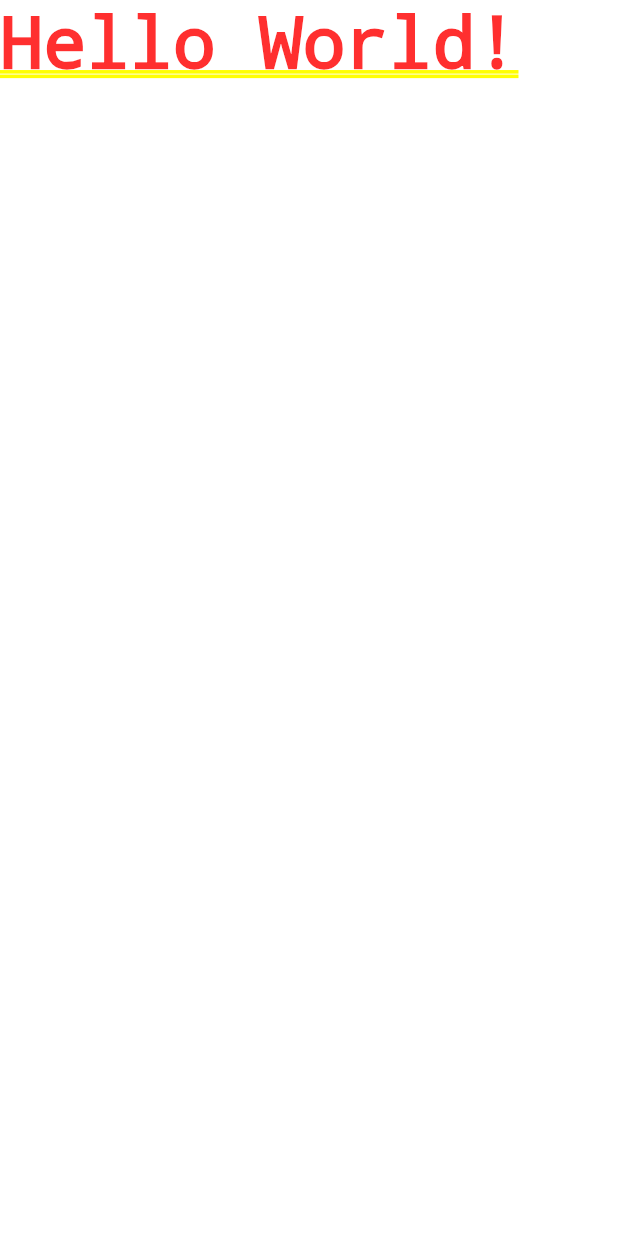
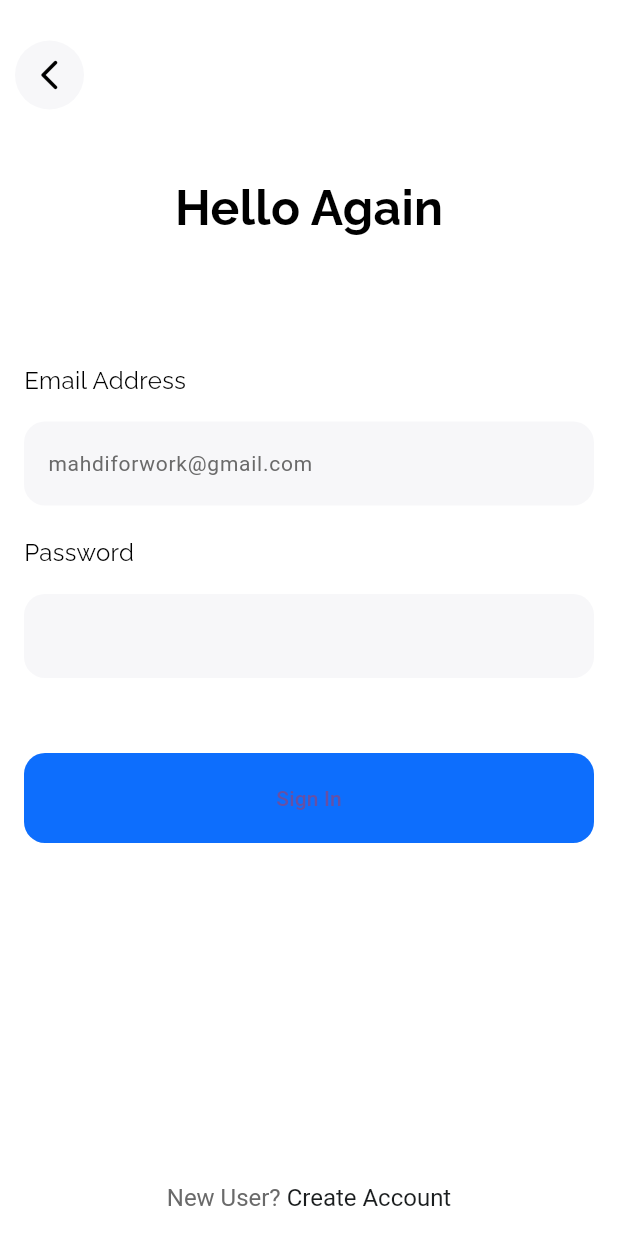
Before and after one commit to No-Country-simulation/h3-14-bookie, a Flutter app: the screen it shows after launch, on a phone screen of 412 x 824 dp. Run offline on Flutter 3.47's test engine with Material 3 defaults, Android fonts, the phone set to English and light mode, and no system bars; our stand-ins replace cloud_firestore, firebase_auth, firebase_core, fluttertoast, google_fonts; accounts and stored records are empty.

Commit message:
create structure folders and create screen login

```diff
--- /dev/null
+++ b/lib/domain/services/auth_service.dart
@@ -0,0 +1,72 @@
+import 'package:firebase_auth/firebase_auth.dart';
+import 'package:flutter/material.dart';
+import 'package:fluttertoast/fluttertoast.dart';
+import 'package:h3_14_bookie/presentation/screens/home/home.dart';
+import 'package:h3_14_bookie/presentation/screens/login/login.dart';
+
+class AuthService {
+  Future<void> signup(
+      {required String email,
+      required String password,
+      required BuildContext context}) async {
+    try {
+      await FirebaseAuth.instance
+          .createUserWithEmailAndPassword(email: email, password: password);
+
+      await Future.delayed(const Duration(seconds: 1));
+      Navigator.pushReplacement(context,
+          MaterialPageRoute(builder: (BuildContext context) => const Home()));
+    } on FirebaseAuthException catch (e) {
+      String message = '';
+      if (e.code == 'weak-password') {
+        message = 'The password provided is too weak.';
+      } else if (e.code == 'email-already-in-use') {
+        message = 'An account already exists with that email.';
+      }
+      Fluttertoast.showToast(
+        msg: message,
+        toastLength: Toast.LENGTH_LONG,
+        gravity: ToastGravity.SNACKBAR,
+        backgroundColor: Colors.black54,
+        textColor: Colors.white,
+        fontSize: 14.0,
+      );
+    } catch (e) {}
+  }
+
+  Future<void> signin(
+      {required String email,
+      required String password,
+      required BuildContext context}) async {
+    try {
+      await FirebaseAuth.instance
+          .signInWithEmailAndPassword(email: email, password: password);
+
+      await Future.delayed(const Duration(seconds: 1));
+      Navigator.pushReplacement(context,
+          MaterialPageRoute(builder: (BuildContext context) => const Home()));
+    } on FirebaseAuthException catch (e) {
+      String message = '';
+      if (e.code == 'invalid-email') {
+        message = 'No user found for that email.';
+      } else if (e.code == 'invalid-credential') {
+        message = 'Wrong password provided for that user.';
+      }
+      Fluttertoast.showToast(
+        msg: message,
+        toastLength: Toast.LENGTH_LONG,
+        gravity: ToastGravity.SNACKBAR,
+        backgroundColor: Colors.black54,
+        textColor: Colors.white,
+        fontSize: 14.0,
+      );
+    } catch (e) {}
+  }
+
+  Future<void> signout({required BuildContext context}) async {
+    await FirebaseAuth.instance.signOut();
+    await Future.delayed(const Duration(seconds: 1));
+    Navigator.pushReplacement(
+        context, MaterialPageRoute(builder: (BuildContext context) => Login()));
+  }
+}
--- a/lib/main.dart
+++ b/lib/main.dart
@@ -1,6 +1,7 @@
 // import 'package:bookie_test/pages/login/login.dart';
 import 'package:flutter/material.dart';
 import 'package:firebase_core/firebase_core.dart';
+import 'package:h3_14_bookie/presentation/screens/login/login.dart';
 import 'firebase_options.dart';
 
 void main() async {
@@ -16,10 +17,6 @@
 
   @override
   Widget build(BuildContext context) {
-    //  return MaterialApp(debugShowCheckedModeBanner: false, home: Login());
-    return MaterialApp(
-      debugShowCheckedModeBanner: false,
-      home: Text('Hello World!'),
-    );
+    return MaterialApp(debugShowCheckedModeBanner: false, home: Login());
   }
 }
--- /dev/null
+++ b/lib/presentation/screens/login/login.dart
@@ -0,0 +1,188 @@
+import 'package:flutter/gestures.dart';
+import 'package:flutter/material.dart';
+import 'package:google_fonts/google_fonts.dart';
+import 'package:h3_14_bookie/domain/services/auth_service.dart';
+import 'package:h3_14_bookie/presentation/screens/signup/signup.dart';
+
+class Login extends StatelessWidget {
+  Login({super.key});
+
+  final TextEditingController _emailController = TextEditingController();
+  final TextEditingController _passwordController = TextEditingController();
+
+  @override
+  Widget build(BuildContext context) {
+    return Scaffold(
+      backgroundColor: Colors.white,
+      resizeToAvoidBottomInset: true,
+      bottomNavigationBar: _signup(context),
+      appBar: AppBar(
+        backgroundColor: Colors.transparent,
+        elevation: 0,
+        toolbarHeight: 100,
+        leading: GestureDetector(
+          onTap: () {
+            Navigator.pop(context);
+          },
+          child: Container(
+            margin: const EdgeInsets.only(left: 10),
+            decoration: const BoxDecoration(
+                color: Color(0xffF7F7F9), shape: BoxShape.circle),
+            child: const Center(
+              child: Icon(
+                Icons.arrow_back_ios_new_rounded,
+                color: Colors.black,
+              ),
+            ),
+          ),
+        ),
+      ),
+      body: SafeArea(
+        child: SingleChildScrollView(
+          padding: const EdgeInsets.symmetric(horizontal: 16, vertical: 16),
+          child: Column(
+            mainAxisAlignment: MainAxisAlignment.start,
+            children: [
+              Center(
+                child: Text(
+                  'Hello Again',
+                  style: GoogleFonts.raleway(
+                      textStyle: const TextStyle(
+                          color: Colors.black,
+                          fontWeight: FontWeight.bold,
+                          fontSize: 32)),
+                ),
+              ),
+              const SizedBox(
+                height: 80,
+              ),
+              _emailAddress(),
+              const SizedBox(
+                height: 20,
+              ),
+              _password(),
+              const SizedBox(
+                height: 50,
+              ),
+              _signin(context),
+            ],
+          ),
+        ),
+      ),
+    );
+  }
+
+  Widget _emailAddress() {
+    return Column(
+      mainAxisAlignment: MainAxisAlignment.start,
+      crossAxisAlignment: CrossAxisAlignment.start,
+      children: [
+        Text(
+          'Email Address',
+          style: GoogleFonts.raleway(
+              textStyle: const TextStyle(
+                  color: Colors.black,
+                  fontWeight: FontWeight.normal,
+                  fontSize: 16)),
+        ),
+        const SizedBox(
+          height: 16,
+        ),
+        TextField(
+          controller: _emailController,
+          decoration: InputDecoration(
+              filled: true,
+              hintText: 'mahdiforwork@gmail.com',
+              hintStyle: const TextStyle(
+                  color: Color(0xff6A6A6A),
+                  fontWeight: FontWeight.normal,
+                  fontSize: 14),
+              fillColor: const Color(0xffF7F7F9),
+              border: OutlineInputBorder(
+                  borderSide: BorderSide.none,
+                  borderRadius: BorderRadius.circular(14))),
+        )
+      ],
+    );
+  }
+
+  Widget _password() {
+    return Column(
+      mainAxisAlignment: MainAxisAlignment.start,
+      crossAxisAlignment: CrossAxisAlignment.start,
+      children: [
+        Text(
+          'Password',
+          style: GoogleFonts.raleway(
+              textStyle: const TextStyle(
+                  color: Colors.black,
+                  fontWeight: FontWeight.normal,
+                  fontSize: 16)),
+        ),
+        const SizedBox(
+          height: 16,
+        ),
+        TextField(
+          obscureText: true,
+          controller: _passwordController,
+          decoration: InputDecoration(
+              filled: true,
+              fillColor: const Color(0xffF7F7F9),
+              border: OutlineInputBorder(
+                  borderSide: BorderSide.none,
+                  borderRadius: BorderRadius.circular(14))),
+        )
+      ],
+    );
+  }
+
+  Widget _signin(BuildContext context) {
+    return ElevatedButton(
+      style: ElevatedButton.styleFrom(
+        backgroundColor: const Color(0xff0D6EFD),
+        shape: RoundedRectangleBorder(
+          borderRadius: BorderRadius.circular(14),
+        ),
+        minimumSize: const Size(double.infinity, 60),
+        elevation: 0,
+      ),
+      onPressed: () async {
+        await AuthService().signin(
+            email: _emailController.text,
+            password: _passwordController.text,
+            context: context);
+      },
+      child: const Text("Sign In"),
+    );
+  }
+
+  Widget _signup(BuildContext context) {
+    return Padding(
+      padding: const EdgeInsets.only(bottom: 16),
+      child: RichText(
+          textAlign: TextAlign.center,
+          text: TextSpan(children: [
+            const TextSpan(
+              text: "New User? ",
+              style: TextStyle(
+                  color: Color(0xff6A6A6A),
+                  fontWeight: FontWeight.normal,
+                  fontSize: 16),
+            ),
+            TextSpan(
+                text: "Create Account",
+                style: const TextStyle(
+                    color: Color(0xff1A1D1E),
+                    fontWeight: FontWeight.normal,
+                    fontSize: 16),
+                recognizer: TapGestureRecognizer()
+                  ..onTap = () {
+                    Navigator.push(
+                      context,
+                      MaterialPageRoute(builder: (context) => Signup()),
+                    );
+                  }),
+          ])),
+    );
+  }
+}
```
Also changed, not shown: lib/presentation/screens/home/home.dart (added, +65 -0 lines), lib/presentation/screens/signup/signup.dart (added, +170 -0 lines), lib/domain/services/firebase_options.dart (added).
